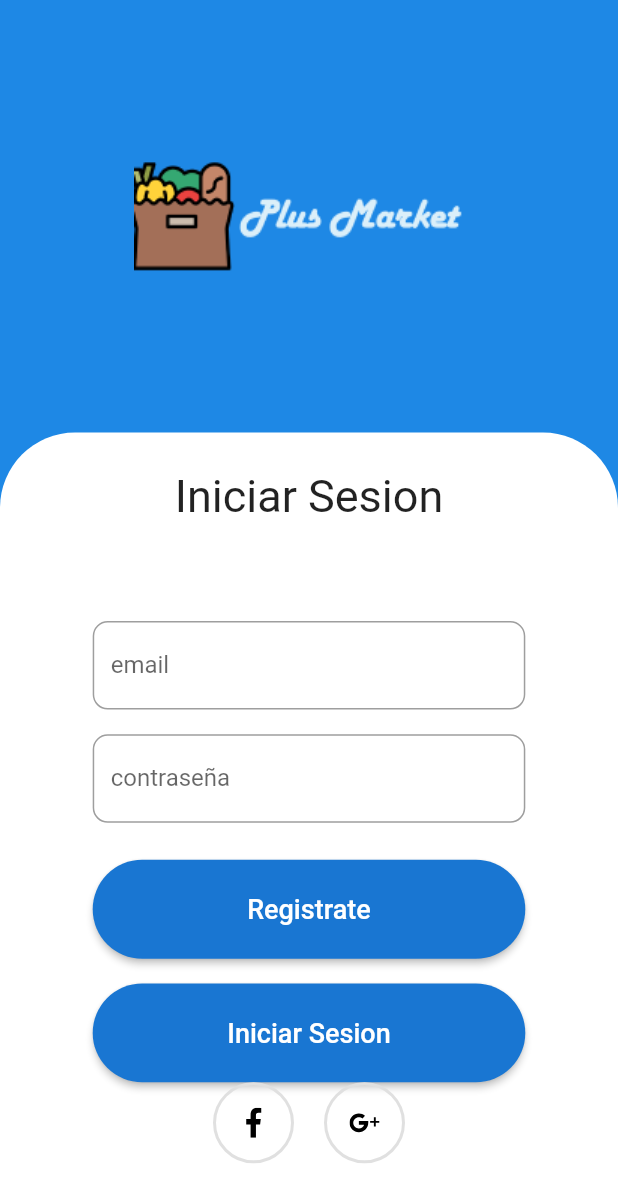
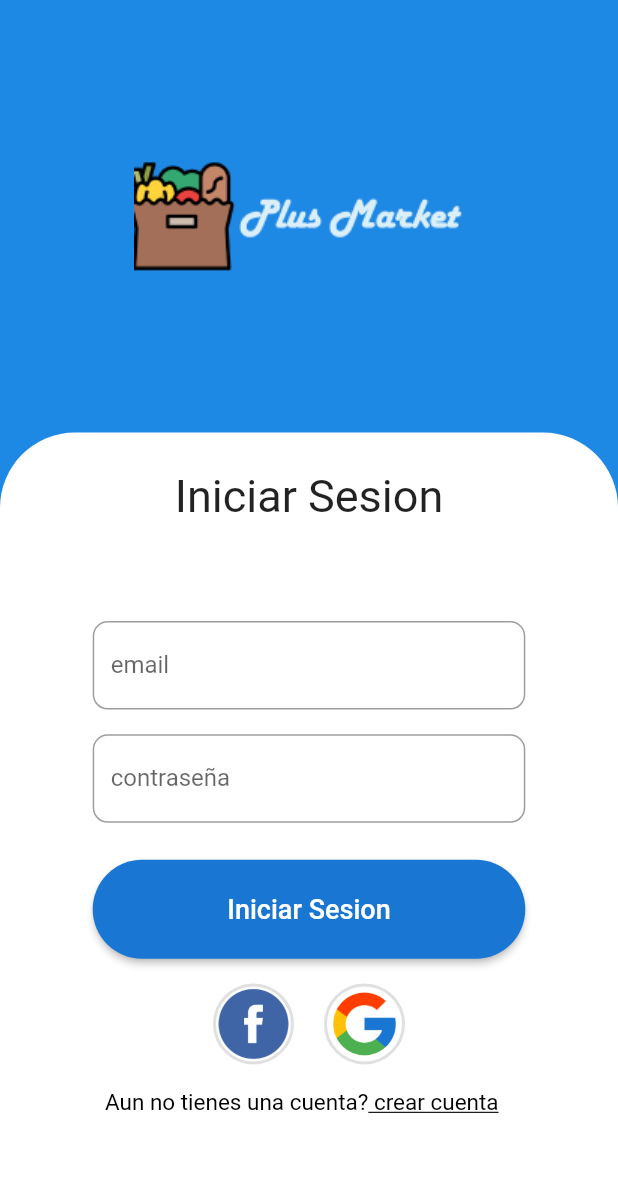
Before and after one commit to Ygsanabria8/MarketPLus, a Flutter app: the screen it shows after launch, on a phone screen of 412 x 824 dp. Shown: the top 1202 px of the screen. Run offline on Flutter 3.47's test engine with Material 2 defaults, Android fonts, the phone set to English and light mode, and no system bars; our stand-ins replace flutter_svg.

```diff
--- a/lib/pages/logIn.dart
+++ b/lib/pages/logIn.dart
@@ -65,33 +65,57 @@ class _LoginPageState extends State<LoginPage> {
                   height: MediaQuery.of(context).size.height * 0.03,
                 ),
                 ButtonBlue(
-                  name: 'Registrate',
+                  name: 'Iniciar Sesion',
                   onPressed: () => {
-                    Navigator.pushNamed(context, 'register'),
+                    Navigator.pushNamed(context, 'home'),
                   },
                 ),
                 SizedBox(
                   height: MediaQuery.of(context).size.height * 0.02,
                 ),
-                ButtonBlue(
-                  name: 'Iniciar Sesion',
-                  onPressed: () => {
-                    Navigator.pushNamed(context, 'home'),
-                  },
-                ),
                 Row(
                   mainAxisAlignment: MainAxisAlignment.center,
                   children: <Widget>[
                     SocialIcons(
-                      iconSrc: "assets/img/facebook.svg",
+                      iconSrc: "assets/img/facebook_icon.png",
                       press: () {},
                     ),
                     SocialIcons(
-                      iconSrc: "assets/img/google-plus.svg",
+                      iconSrc: "assets/img/google-logo.png",
                       press: () {},
                     ),
                   ],
-                )
+                ),
+                SizedBox(
+                  height: MediaQuery.of(context).size.height * 0.02,
+                ),
+                Container(
+                  padding: EdgeInsets.symmetric(horizontal: 40),
+                  child: Row(
+                    children: [
+                      Text(
+                        "Aun no tienes una cuenta?",
+                        style: TextStyle(
+                          fontSize: MediaQuery.of(context).textScaleFactor * 15,
+                          color: Colors.black
+                        ),
+                      ),
+                      GestureDetector(
+                        child: Text(
+                          " crear cuenta",
+                          style: TextStyle(
+                            fontSize: MediaQuery.of(context).textScaleFactor * 15,
+                            color: Colors.black,
+                            decoration: TextDecoration.underline,
+                          ),
+                        ),
+                        onTap: () => {
+                          Navigator.pushNamed(context, 'register')
+                        },
+                      ),
+                    ],
+                  ),
+                ),
               ],
             ),
           )
--- a/lib/widgets/socialIcons.dart
+++ b/lib/widgets/socialIcons.dart
@@ -16,7 +16,6 @@ class SocialIcons extends StatelessWidget {
       onTap: press,
       child: Container(
         margin: EdgeInsets.symmetric(horizontal: 10),
-        padding: EdgeInsets.all(15),
         decoration: BoxDecoration(
           border: Border.all(
             width: 2,
@@ -24,10 +23,10 @@ class SocialIcons extends StatelessWidget {
           ),
           shape: BoxShape.circle,
         ),
-        child: SvgPicture.asset(
-          iconSrc,
-          height: 20,
-          width: 20,
+        child: Image(
+          image: AssetImage(iconSrc),
+          width: 50,
+          height: 50,
         ),
       ),
     );
```
Also changed, not shown: assets/img/facebook.svg (deleted), assets/img/facebook_icon.png (added), assets/img/google-logo.png (added), assets/img/google-plus.svg (deleted).
